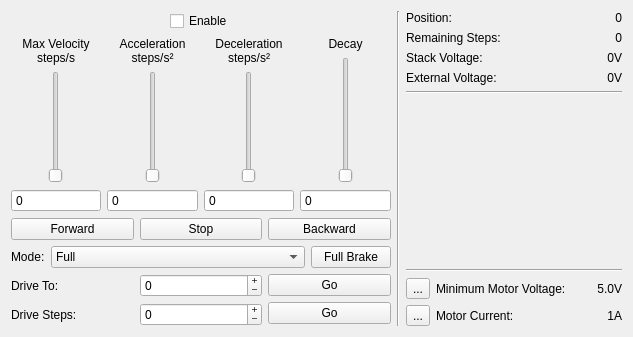
Old version of the form src/brickv/plugin_system/plugins/stepper/ui/stepper.ui in the repository Tinkerforge/brickv.
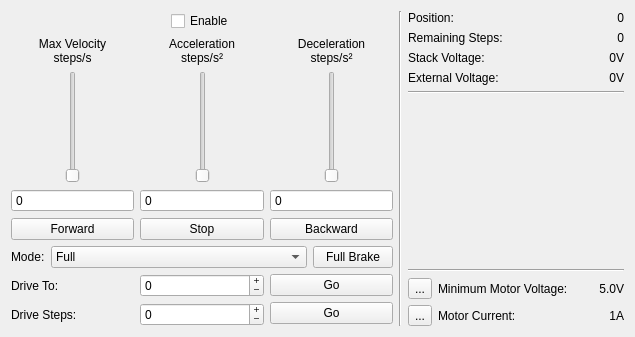
New version of the form.

Commit message: Remove decay control from brickv

The edit to the form file:
```diff
--- a/src/brickv/plugin_system/plugins/stepper/ui/stepper.ui
+++ b/src/brickv/plugin_system/plugins/stepper/ui/stepper.ui
@@ -6,7 +6,7 @@
    <rect>
     <x>0</x>
     <y>0</y>
-    <width>633</width>
+    <width>635</width>
     <height>337</height>
    </rect>
   </property>
@@ -324,82 +324,6 @@
            </item>
           </layout>
          </item>
-         <item>
-          <layout class="QVBoxLayout" name="verticalLayout_9">
-           <item>
-            <widget class="QLabel" name="label_11">
-             <property name="text">
-              <string>Decay</string>
-             </property>
-             <property name="alignment">
-              <set>Qt::AlignCenter</set>
-             </property>
-            </widget>
-           </item>
-           <item>
-            <layout class="QHBoxLayout" name="horizontalLayout_18">
-             <item>
-              <spacer name="horizontalSpacer_9">
-               <property name="orientation">
-                <enum>Qt::Horizontal</enum>
-               </property>
-               <property name="sizeHint" stdset="0">
-                <size>
-                 <width>40</width>
-                 <height>20</height>
-                </size>
-               </property>
-              </spacer>
-             </item>
-             <item>
-              <widget class="QSlider" name="decay_slider">
-               <property name="sizePolicy">
-                <sizepolicy hsizetype="Fixed" vsizetype="Expanding">
-                 <horstretch>0</horstretch>
-                 <verstretch>0</verstretch>
-                </sizepolicy>
-               </property>
-               <property name="maximum">
-                <number>65535</number>
-               </property>
-               <property name="pageStep">
-                <number>1000</number>
-               </property>
-               <property name="orientation">
-                <enum>Qt::Vertical</enum>
-               </property>
-              </widget>
-             </item>
-             <item>
-              <spacer name="horizontalSpacer_10">
-               <property name="orientation">
-                <enum>Qt::Horizontal</enum>
-               </property>
-               <property name="sizeHint" stdset="0">
-                <size>
-                 <width>40</width>
-                 <height>20</height>
-                </size>
-               </property>
-              </spacer>
-             </item>
-            </layout>
-           </item>
-           <item>
-            <widget class="QSpinBox" name="decay_spin">
-             <property name="buttonSymbols">
-              <enum>QAbstractSpinBox::NoButtons</enum>
-             </property>
-             <property name="maximum">
-              <number>65535</number>
-             </property>
-             <property name="singleStep">
-              <number>1000</number>
-             </property>
-            </widget>
-           </item>
-          </layout>
-         </item>
         </layout>
        </item>
        <item>
```
The commit also changes 5 other files.
